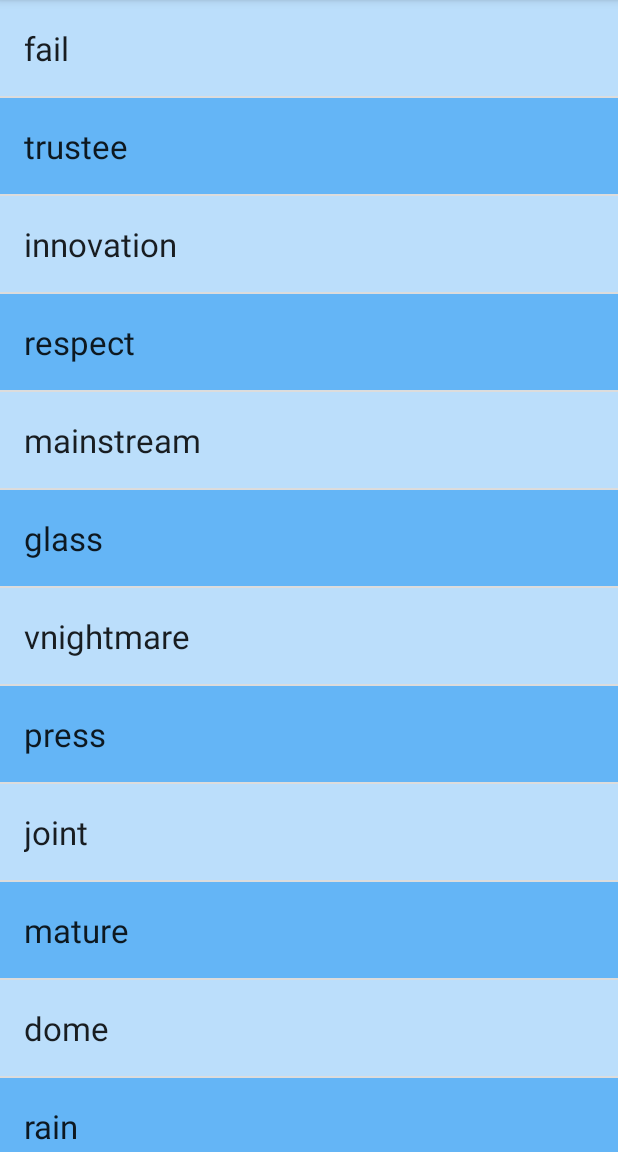
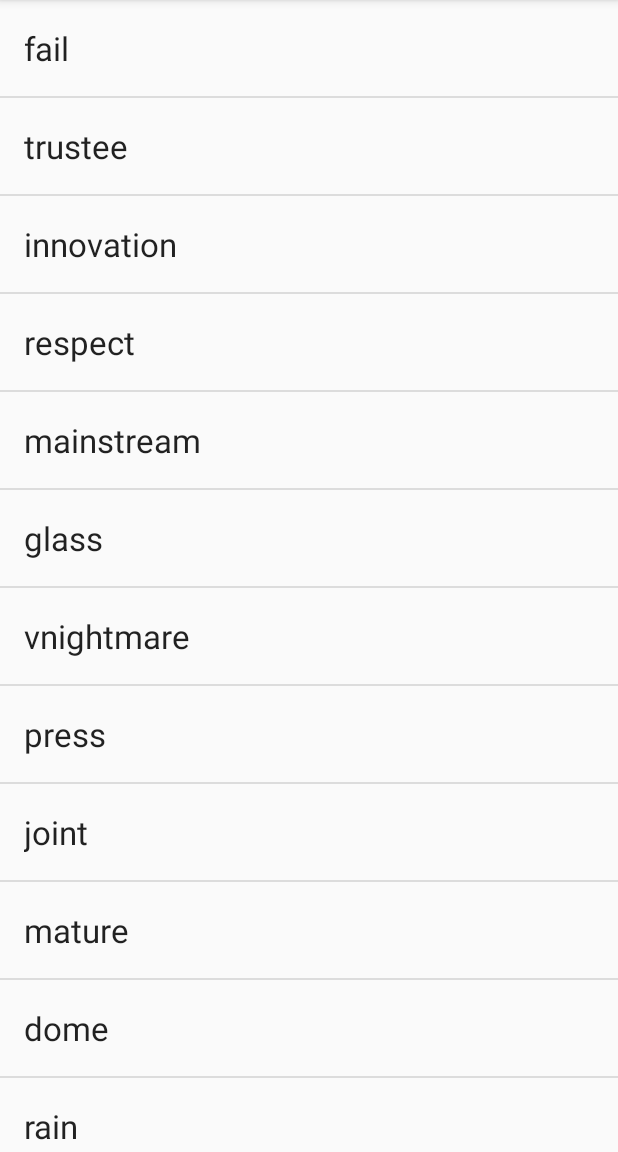
Before and after one commit to droibit/striped-list-sample, an Android app: the screen it shows after launch (MainActivity), on a phone screen of 412 x 824 dp, the part 84-1236 px from its top. Run offline under Robolectric (Android 15) with nearby library versions, the phone set to English and light mode, and no system bars.

Commit message:
Add NoStripedAdapter

```diff
--- a/app/src/main/java/com/github/droibit/stripedlist/sample/MainActivity.kt
+++ b/app/src/main/java/com/github/droibit/stripedlist/sample/MainActivity.kt
@@ -16,7 +16,7 @@ class MainActivity : AppCompatActivity() {
     setContentView(R.layout.activity_main)
 
     list.also {
-      it.adapter = StripedListAdapter1(this, texts) {
+      it.adapter = NoStripedListAdapter(this, texts) {
         Log.d(TAG, "#onItemClicked(text=$it)")
       }
       it.addItemDecoration(
@@ -62,6 +62,5 @@ class MainActivity : AppCompatActivity() {
         "happen",
         "foundation"
     )
-
   }
 }
--- /dev/null
+++ b/app/src/main/java/com/github/droibit/stripedlist/sample/NoStripedListAdapter.kt
@@ -0,0 +1,47 @@
+package com.github.droibit.stripedlist.sample
+
+import android.content.Context
+import android.support.v7.widget.RecyclerView
+import android.view.LayoutInflater
+import android.view.View
+import android.view.ViewGroup
+import com.github.droibit.stripedlist.sample.NoStripedListAdapter.ViewHolder
+import kotlinx.android.synthetic.main.list_item_nostriped.view.text
+
+class NoStripedListAdapter(
+  context: Context,
+  private val texts: List<String>,
+  private val itemClickListener: OnItemClickListener
+) : RecyclerView.Adapter<ViewHolder>() {
+
+  private val inflater = LayoutInflater.from(context)
+
+  override fun onCreateViewHolder(
+    parent: ViewGroup,
+    viewType: Int
+  ) = ViewHolder(
+      itemView = inflater.inflate(R.layout.list_item_nostriped, parent, false)
+  ).apply {
+    itemView.setOnClickListener {
+      itemClickListener.invoke(texts[adapterPosition])
+    }
+  }
+
+  override fun onBindViewHolder(
+    holder: ViewHolder,
+    position: Int
+  ) {
+    holder.bind(texts[position])
+  }
+
+  override fun getItemCount() = texts.size
+
+  class ViewHolder(itemView: View) : RecyclerView.ViewHolder(itemView) {
+
+    fun bind(
+      text: String
+    ) {
+      itemView.text.text = text
+    }
+  }
+}
--- /dev/null
+++ b/app/src/main/res/layout/list_item_nostriped.xml
@@ -0,0 +1,23 @@
+<?xml version="1.0" encoding="utf-8"?>
+<LinearLayout xmlns:android="http://schemas.android.com/apk/res/android"
+    xmlns:tools="http://schemas.android.com/tools"
+    android:layout_width="match_parent"
+    android:layout_height="wrap_content"
+    android:minHeight="?android:listPreferredItemHeight"
+    android:orientation="vertical"
+    android:gravity="center_vertical"
+    android:background="?attr/selectableItemBackground"
+    >
+
+  <TextView
+      android:id="@+id/text"
+      android:layout_width="wrap_content"
+      android:layout_height="wrap_content"
+      android:textAppearance="@style/TextAppearance.AppCompat.Large"
+      android:layout_marginStart="16dp"
+      android:ellipsize="end"
+      android:maxLines="1"
+      tools:text="@string/app_name"
+      />
+
+</LinearLayout>
```
